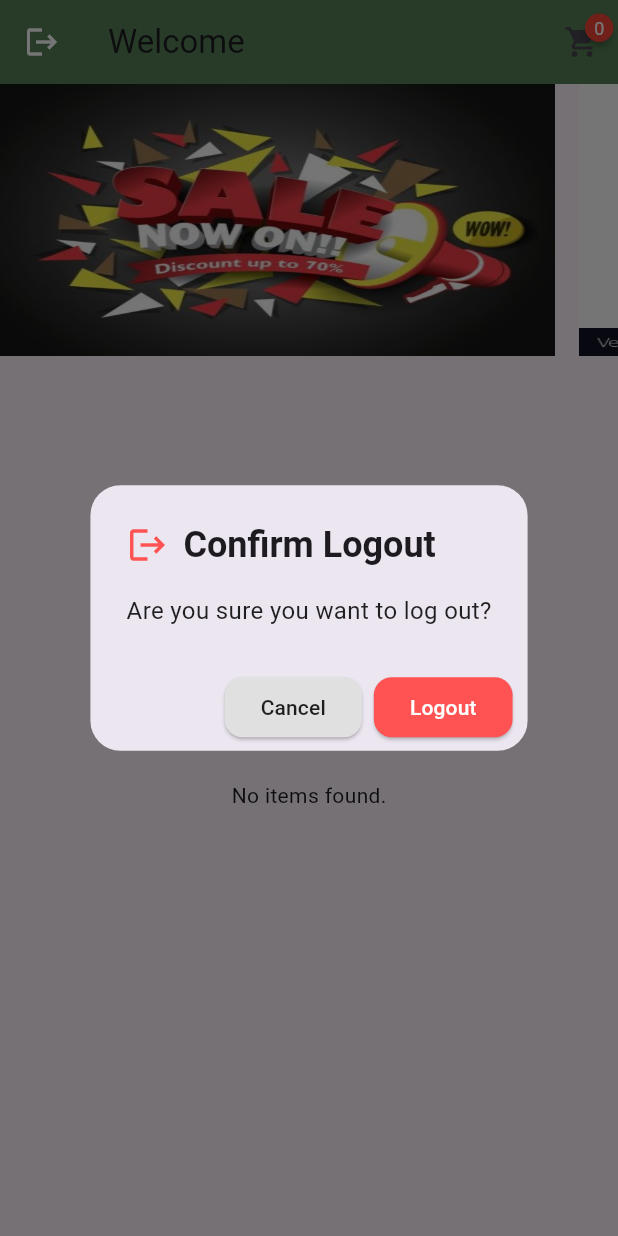
After one commit to Anan-Elayan/flowers_app, a Flutter app: the Home screen opened directly, after a tap on the "logout" icon, on a phone screen of 412 x 824 dp. The commit adds this screen. Run offline on Flutter 3.47's test engine with Material 3 defaults, Android fonts, the phone set to English and light mode, and no system bars; drawn by our look-alikes of badges; our stand-ins replace fluttertoast, image_picker, shared_preferences; accounts and stored records are empty.

Commit message:
handle the logout function

```diff
--- a/lib/constants/constants.dart
+++ b/lib/constants/constants.dart
@@ -1,4 +1,4 @@
-import 'dart:ui';
+import 'package:flutter/material.dart';
 
 final Color secondaryColor = Color(0xFF2C4630);
 final Color primaryColor = Color(0xFF3A5A40);
--- /dev/null
+++ b/lib/constants/logout_dialog.dart
@@ -0,0 +1,61 @@
+import 'package:flutter/material.dart';
+
+class LogoutDialog extends StatelessWidget {
+  const LogoutDialog({super.key});
+
+  @override
+  Widget build(BuildContext context) {
+    return AlertDialog(
+      shape: RoundedRectangleBorder(
+        borderRadius: BorderRadius.circular(20),
+      ),
+      title: const Row(
+        children: [
+          Icon(
+            Icons.logout,
+            color: Colors.redAccent,
+            size: 28, // Logout icon
+          ),
+          SizedBox(width: 10),
+          Text(
+            "Confirm Logout",
+            style: TextStyle(fontWeight: FontWeight.bold),
+          ),
+        ],
+      ),
+      content: const Text(
+        "Are you sure you want to log out?",
+        style: TextStyle(fontSize: 16, color: Colors.black87),
+      ),
+      actionsPadding: const EdgeInsets.symmetric(horizontal: 10, vertical: 5),
+      actions: [
+        ElevatedButton(
+          style: ElevatedButton.styleFrom(
+            foregroundColor: Colors.black87,
+            backgroundColor: Colors.grey[300],
+            shape: RoundedRectangleBorder(
+              borderRadius: BorderRadius.circular(12),
+            ),
+          ),
+          onPressed: () {
+            Navigator.of(context).pop(false); // Cancel logout
+          },
+          child: const Text("Cancel"),
+        ),
+        ElevatedButton(
+          style: ElevatedButton.styleFrom(
+            foregroundColor: Colors.white,
+            backgroundColor: Colors.redAccent,
+            shape: RoundedRectangleBorder(
+              borderRadius: BorderRadius.circular(12),
+            ),
+          ),
+          onPressed: () {
+            Navigator.of(context).pop(true); // Confirm logout
+          },
+          child: const Text("Logout"),
+        ),
+      ],
+    );
+  }
+}
--- a/lib/screens/register.dart
+++ b/lib/screens/register.dart
@@ -125,7 +125,7 @@ class _RegisterState extends State<Register> {
                           if (value == null || value.isEmpty) {
                             return 'Please enter the email';
                           }
-                          if (!RegExp(r'^[\w-\.]+@([\w-]+\.)+[\w-]{2,4}$')
+                          if (!RegExp(r'^[\w-]+@([\w-]+\.)+[\w-]{2,4}$')
                               .hasMatch(value)) {
                             return 'Please enter a valid email';
                           }
--- a/lib/services/prefrence.dart
+++ b/lib/services/prefrence.dart
@@ -1,4 +1,3 @@
-// Authentication Service
 import 'dart:convert';
 
 import 'package:shared_preferences/shared_preferences.dart';
```
Also changed, not shown: lib/screens/admin_panel.dart (+2 -55 lines), lib/screens/home.dart (+2 -53 lines).
